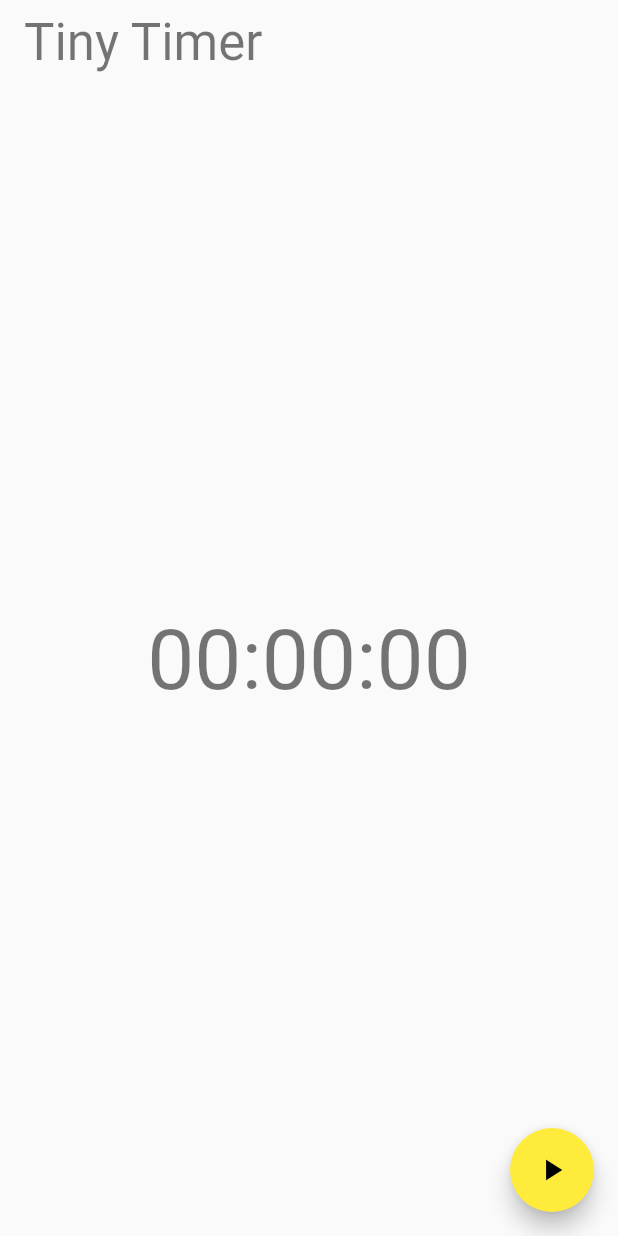
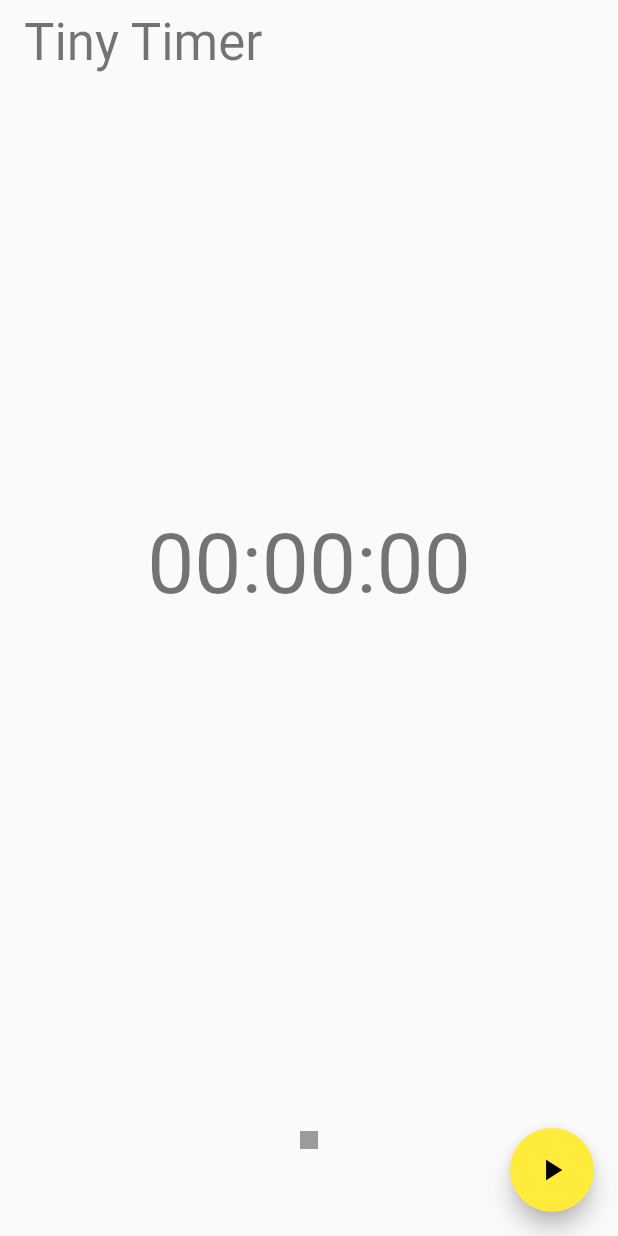
Before and after one commit to eze-mangalu/tinytimer, a Flutter app: the screen it shows after launch, on a phone screen of 412 x 824 dp. Run offline on Flutter 3.47's test engine with Material 2 defaults, Android fonts, the phone set to English and light mode, and no system bars.

Commit message:
Refactored code and added responsive layout

```diff
--- /dev/null
+++ b/lib/layouts/narrow.dart
@@ -0,0 +1,55 @@
+import 'package:flutter/material.dart';
+import 'package:timer/widgets/display.dart';
+
+class NarrowLayout extends StatelessWidget {
+  final String title;
+  final Duration duration;
+  final void Function() reset;
+  final void Function() start;
+  final void Function() pause;
+  final bool isPaused;
+
+  const NarrowLayout(
+      {Key? key,
+      required this.title,
+      required this.duration,
+      required this.reset,
+      required this.start,
+      required this.pause,
+      required this.isPaused})
+      : super(key: key);
+
+  @override
+  Widget build(BuildContext context) {
+    return Scaffold(
+        appBar: AppBar(
+          title: Text(title),
+        ),
+        body: Column(
+          mainAxisAlignment: MainAxisAlignment.center,
+          children: [
+            Expanded(
+              child: Display(duration: duration),
+            ),
+            Padding(
+              padding: const EdgeInsets.all(40.0),
+              child: IconButton(
+                onPressed: (duration.inMilliseconds > 0) ? reset : null,
+                icon: const Icon(Icons.stop),
+              ),
+            ),
+          ],
+        ),
+        floatingActionButton: isPaused
+            ? FloatingActionButton(
+                onPressed: start,
+                child: const Icon(Icons.play_arrow),
+              )
+            : FloatingActionButton(
+                onPressed: pause,
+                backgroundColor: Colors.black,
+                foregroundColor: Colors.white,
+                child: const Icon(Icons.pause),
+              ));
+  }
+}
--- a/lib/main.dart
+++ b/lib/main.dart
@@ -1,6 +1,8 @@
 import 'dart:async';
 
 import 'package:flutter/material.dart';
+import 'package:timer/layouts/narrow.dart';
+import 'package:timer/layouts/wide.dart';
 
 void main() {
   runApp(const MyApp());
@@ -39,7 +41,7 @@ class _MyHomePageState extends State<MyHomePage> {
   Timer? timer;
   Duration secondsElapsed = const Duration(seconds: 0);
 
-  void _startCounter() {
+  void _start() {
     timer = Timer.periodic(const Duration(seconds: 1), (_) {
       final seconds = secondsElapsed.inSeconds + 1;
       setState(() {
@@ -63,48 +65,26 @@ class _MyHomePageState extends State<MyHomePage> {
 
   @override
   Widget build(BuildContext context) {
-    final TextStyle? style = Theme.of(context).textTheme.displayMedium;
-    String timeDigits(int n) => n.toString().padLeft(2, '0');
-
-    final hours = timeDigits(secondsElapsed.inHours.remainder(24));
-    final minutes = timeDigits(secondsElapsed.inMinutes.remainder(60));
-    final seconds = timeDigits(secondsElapsed.inSeconds.remainder(60));
-
     final bool isTimerRunning = timer?.isActive ?? false;
 
-    return Scaffold(
-      appBar: AppBar(
-        title: Text(widget.title),
-      ),
-      body: Column(
-        mainAxisAlignment: MainAxisAlignment.center,
-        children: [
-          Expanded(
-            child: Center(
-              child: Text(
-                '$hours:$minutes:$seconds',
-                style: style,
-              ),
-            ),
-          ),
-          if (secondsElapsed.inMilliseconds > 0)
-            IconButton(
-              onPressed: _reset,
-              icon: const Icon(Icons.stop),
-            ),
-        ],
-      ),
-      floatingActionButton: !isTimerRunning
-          ? FloatingActionButton(
-              onPressed: _startCounter,
-              child: const Icon(Icons.play_arrow),
-            )
-          : FloatingActionButton(
-              onPressed: _pause,
-              backgroundColor: Colors.black,
-              foregroundColor: Colors.white,
-              child: const Icon(Icons.pause),
-            ),
-    );
+    return LayoutBuilder(builder: ((context, constraints) {
+      if (constraints.maxWidth > 500) {
+        return WideLayout(
+            title: widget.title,
+            duration: secondsElapsed,
+            pause: _pause,
+            start: _start,
+            reset: _reset,
+            isPaused: !isTimerRunning);
+      } else {
+        return NarrowLayout(
+            title: widget.title,
+            duration: secondsElapsed,
+            reset: _reset,
+            start: _start,
+            pause: _pause,
+            isPaused: !isTimerRunning);
+      }
+    }));
   }
 }
--- /dev/null
+++ b/lib/widgets/display.dart
@@ -0,0 +1,24 @@
+import 'package:flutter/material.dart';
+
+class Display extends StatelessWidget {
+  final Duration duration;
+  final TextStyle? style;
+
+  String timeDigits(int n) => n.toString().padLeft(2, '0');
+
+  const Display({Key? key, required this.duration, this.style})
+      : super(key: key);
+  @override
+  Widget build(BuildContext context) {
+    final hours = timeDigits(duration.inHours.remainder(24));
+    final minutes = timeDigits(duration.inMinutes.remainder(60));
+    final seconds = timeDigits(duration.inSeconds.remainder(60));
+
+    return Center(
+      child: Text(
+        '$hours:$minutes:$seconds',
+        style: style ?? Theme.of(context).textTheme.displayMedium,
+      ),
+    );
+  }
+}
```
Also changed, not shown: lib/layouts/wide.dart (added, +58 -0 lines).
